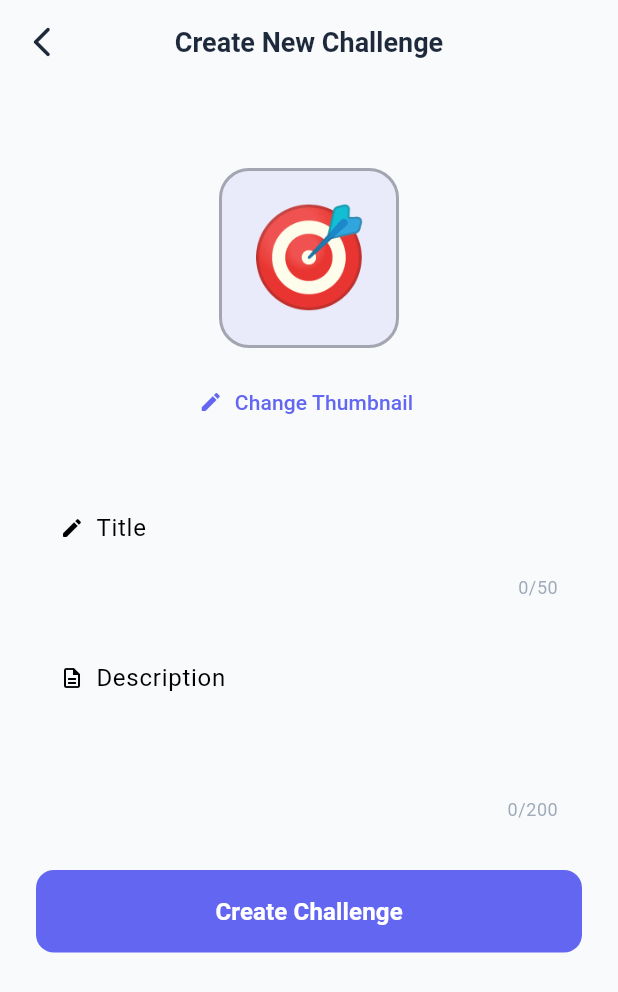
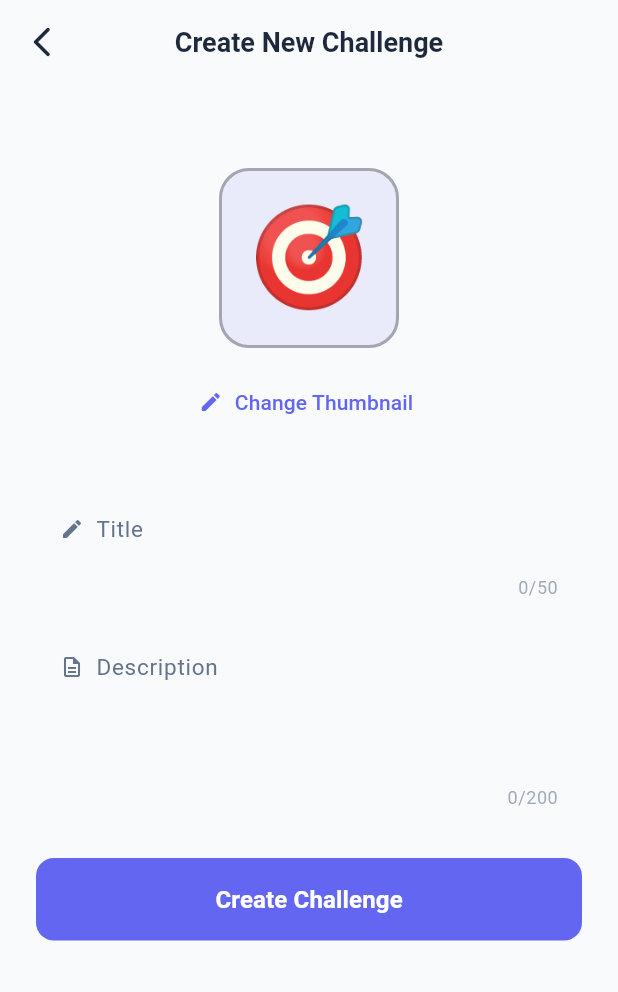
Before and after one commit to MainChallengeApp/unite_up, a Flutter app: the screen it shows after launch, after a tap on "Create Challenge", on a phone screen of 412 x 824 dp. Shown: the top 992 px of the screen. Run offline on Flutter 3.47's test engine with Material 3 defaults, Android fonts, the phone set to English and light mode, and no system bars; our stand-ins replace easy_localization, flutter_slidable, font_awesome_flutter; accounts and stored records are empty.

Commit message:
feat: enhance CreateChallengePage with improved text field functionality
- Added FocusNode and ScrollController to manage focus and scrolling behavior in CreateChallengePage.
- Updated CustomTextField to support focus management and text input actions, improving user experience.
- Adjusted layout spacing for better visual consistency and interaction flow between title and description fields.

```diff
--- a/lib/pages/create_challenge_page.dart
+++ b/lib/pages/create_challenge_page.dart
@@ -21,6 +21,9 @@ class CreateChallengePage extends StatefulWidget {
 class _CreateChallengePageState extends State<CreateChallengePage> {
   final TextEditingController _titleController = TextEditingController();
   final TextEditingController _descriptionController = TextEditingController();
+  final FocusNode _titleFocusNode = FocusNode();
+  final FocusNode _descriptionFocusNode = FocusNode();
+  final ScrollController _scrollController = ScrollController();
   final List<UserModel> _selectedMembers = [];
   final List<UserModel> _availableUsers = [];
   String _selectedEmoji = '🎯';
@@ -53,6 +56,9 @@ class _CreateChallengePageState extends State<CreateChallengePage> {
   void dispose() {
     _titleController.dispose();
     _descriptionController.dispose();
+    _titleFocusNode.dispose();
+    _descriptionFocusNode.dispose();
+    _scrollController.dispose();
     super.dispose();
   }
 
@@ -66,6 +72,7 @@ class _CreateChallengePageState extends State<CreateChallengePage> {
       child: Scaffold(
         appBar: CustomAppBar(title: 'challenges.createNewChallenge'.tr()),
         body: SingleChildScrollView(
+          controller: _scrollController,
           padding: const EdgeInsets.all(AppSizes.spacing24),
           child: Column(
             crossAxisAlignment: CrossAxisAlignment.start,
@@ -74,7 +81,7 @@ class _CreateChallengePageState extends State<CreateChallengePage> {
               _buildEmojiSelector(),
               const SizedBox(height: AppSizes.spacing32),
               _buildTitleField(),
-              const SizedBox(height: AppSizes.spacing24),
+              const SizedBox(height: AppSizes.spacing16),
               _buildDescriptionField(),
               if (isAuthenticated) _buildMembersSection(),
               const SizedBox(height: AppSizes.spacing32),
@@ -130,10 +137,16 @@ class _CreateChallengePageState extends State<CreateChallengePage> {
       children: [
         CustomTextField(
           controller: _titleController,
+          focusNode: _titleFocusNode,
           labelText: 'challenges.create.titleLabel'.tr(),
           hintText: 'challenges.create.enterChallengeName'.tr(),
           icon: AppIcons.edit,
           maxLength: AppTextLimits.challengeTitleMaxLength,
+          textInputAction: TextInputAction.next,
+          onSubmitted: (_) {
+            _descriptionFocusNode.requestFocus();
+          },
+          isRemoveTextVisible: true,
         ),
       ],
     );
@@ -145,11 +158,14 @@ class _CreateChallengePageState extends State<CreateChallengePage> {
       children: [
         CustomTextField(
           controller: _descriptionController,
+          focusNode: _descriptionFocusNode,
           labelText: 'challenges.create.descriptionLabel'.tr(),
           hintText: 'challenges.create.whatIsGroupAbout'.tr(),
           icon: AppIcons.description,
           maxLines: 3,
           maxLength: AppTextLimits.challengeDescriptionMaxLength,
+          textInputAction: TextInputAction.newline,
+          isRemoveTextVisible: true,
         ),
       ],
     );
--- a/lib/widgets/custom_text_field.dart
+++ b/lib/widgets/custom_text_field.dart
@@ -16,6 +16,9 @@ class CustomTextField extends StatefulWidget {
   final bool alwaysShowSuffixIcon;
   final bool isCounterVisible;
   final bool isRemoveTextVisible;
+  final FocusNode? focusNode;
+  final TextInputAction? textInputAction;
+  final ValueChanged<String>? onSubmitted;
 
   const CustomTextField({
     super.key,
@@ -33,6 +36,9 @@ class CustomTextField extends StatefulWidget {
     this.alwaysShowSuffixIcon = false,
     this.isCounterVisible = true,
     this.isRemoveTextVisible = false,
+    this.focusNode,
+    this.textInputAction,
+    this.onSubmitted,
   });
 
   @override
@@ -86,6 +92,9 @@ class _CustomTextFieldState extends State<CustomTextField> {
 
     return TextField(
       controller: widget.controller,
+      focusNode: widget.focusNode,
+      textInputAction: widget.textInputAction,
+      onSubmitted: widget.onSubmitted,
       maxLines: widget.obscureText ? 1 : widget.maxLines,
       maxLength: widget.maxLength,
       obscureText: widget.obscureText,
@@ -107,21 +116,62 @@ class _CustomTextFieldState extends State<CustomTextField> {
             Icon(
               widget.icon,
               size: AppSizes.iconSmall,
-              color: _theme.colorScheme.onSurface,
+              color: _theme.iconTheme.color,
             ),
             const SizedBox(width: AppSizes.spacing8),
-            Text(widget.labelText),
+            Text(
+              widget.labelText,
+              style: AppTextStyles.baseBase.copyWith(
+                color: _theme.iconTheme.color,
+              ),
+            ),
           ],
         ),
         floatingLabelStyle: AppTextStyles.baseBase.copyWith(
           color: _theme.colorScheme.onSurface,
         ),
         alignLabelWithHint: true,
+        suffixIconConstraints: (widget.maxLines != null && widget.maxLines! > 1)
+            ? const BoxConstraints(minWidth: 48, minHeight: 48)
+            : null,
         suffixIcon: showSuffixIcon
-            ? IconButton(
+            ? (widget.maxLines != null && widget.maxLines! > 1)
+                  ? Builder(
+                      builder: (context) {
+                        // Workaround to show the suffix icon top right
+                        // Calculate approximate height based on maxLines
+                        // Line height is typically ~21-28px, plus padding
+                        final lineHeight = 21.0;
+                        final padding = 32.0; // Top and bottom padding
+                        final calculatedHeight =
+                            (widget.maxLines! * lineHeight) + padding;
+
+                        return SizedBox(
+                          height: calculatedHeight,
+                          child: Align(
+                            alignment: Alignment.topRight,
+                            widthFactor: 1,
+                            child: IconButton(
                               icon: Icon(
                                 showClearIcon ? Icons.clear : widget.suffixIcon,
-                  color: _theme.colorScheme.onSurface.withValues(alpha: 0.6),
+                                color: _theme.colorScheme.onSurface.withValues(
+                                  alpha: 0.6,
+                                ),
+                              ),
+                              onPressed: showClearIcon
+                                  ? _clearText
+                                  : widget.onSuffixIconPressed,
+                            ),
+                          ),
+                        );
+                      },
+                    )
+                  : IconButton(
+                      icon: Icon(
+                        showClearIcon ? Icons.clear : widget.suffixIcon,
+                        color: _theme.colorScheme.onSurface.withValues(
+                          alpha: 0.6,
+                        ),
                       ),
                       onPressed: showClearIcon
                           ? _clearText
```
Lines whose indentation alone changed are shown as unchanged.
